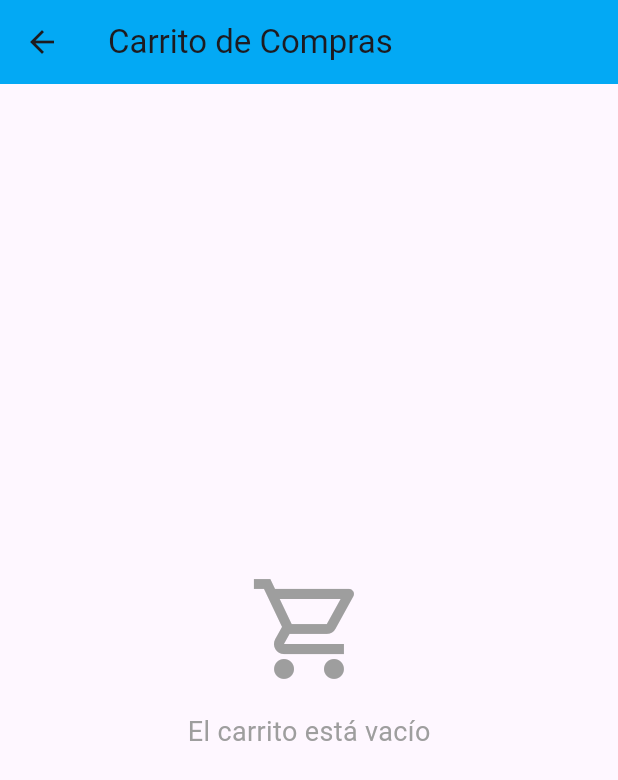
After one commit to JFabian2606/PocketPOS, a Flutter app: the CartScreen screen opened by its route, on a phone screen of 412 x 824 dp. The commit adds this screen. Shown: the top 780 px of the screen. Run offline on Flutter 3.47's test engine with Material 3 defaults, Android fonts, the phone set to English and light mode, and no system bars; our stand-ins replace sqflite; accounts and stored records are empty.

Commit message:
feat: Crear pantalla CartScreen (lista - total)

```diff
--- /dev/null
+++ b/lib/screens/cart_screen.dart
@@ -0,0 +1,132 @@
+import 'package:flutter/material.dart';
+import 'package:intl/intl.dart';
+import 'package:provider/provider.dart';
+import 'package:pocketpos/providers/cart_provider.dart';
+
+class CartScreen extends StatelessWidget {
+  const CartScreen({super.key});
+
+  @override
+  Widget build(BuildContext context) {
+    final cart = context.watch<CartProvider>();
+    final copFormat = NumberFormat.currency(
+      locale: 'es_CO',
+      symbol: '\$',
+      decimalDigits: 0,
+    );
+
+    return Scaffold(
+      appBar: AppBar(
+        title: const Text('Carrito de Compras'),
+        elevation: 0,
+        actions: [
+          if (!cart.isEmpty)
+            IconButton(
+              icon: const Icon(Icons.delete_sweep),
+              tooltip: 'Vaciar carrito',
+              onPressed: () => _confirmClear(context, cart),
+            ),
+        ],
+      ),
+      body: cart.isEmpty
+          ? const Center(
+              child: Column(
+                mainAxisAlignment: MainAxisAlignment.center,
+                children: [
+                  Icon(Icons.shopping_cart_outlined,
+                      size: 80, color: Colors.grey),
+                  SizedBox(height: 16),
+                  Text('El carrito está vacío',
+                      style: TextStyle(fontSize: 18, color: Colors.grey)),
+                ],
+              ),
+            )
+          : Column(
+              children: [
+                Expanded(
+                  child: ListView.builder(
+                    itemCount: cart.items.length,
+                    itemBuilder: (context, index) {
+                      final item = cart.items[index];
+                      return Card(
+                        margin: const EdgeInsets.symmetric(
+                            horizontal: 12, vertical: 6),
+                        child: ListTile(
+                          leading: const CircleAvatar(
+                            child: Icon(Icons.shopping_bag_outlined),
+                          ),
+                          title: Text(item.product.name,
+                              style:
+                                  const TextStyle(fontWeight: FontWeight.bold)),
+                          subtitle: Text(
+                              'Precio: ${copFormat.format(item.product.price)}'),
+                          trailing: Text(
+                            copFormat.format(item.subtotal),
+                            style: const TextStyle(
+                                fontWeight: FontWeight.bold,
+                                color: Colors.green,
+                                fontSize: 15),
+                          ),
+                        ),
+                      );
+                    },
+                  ),
+                ),
+                // ── Panel de total ───────────────────────────────
+                Container(
+                  padding: const EdgeInsets.all(16),
+                  decoration: BoxDecoration(
+                    color: Colors.white,
+                    boxShadow: [
+                      BoxShadow(
+                        color: Colors.black.withValues(alpha: 0.08),
+                        blurRadius: 8,
+                        offset: const Offset(0, -2),
+                      ),
+                    ],
+                  ),
+                  child: Row(
+                    mainAxisAlignment: MainAxisAlignment.spaceBetween,
+                    children: [
+                      const Text('Total:',
+                          style: TextStyle(
+                              fontSize: 20, fontWeight: FontWeight.bold)),
+                      Text(
+                        copFormat.format(cart.total),
+                        style: const TextStyle(
+                            fontSize: 22,
+                            fontWeight: FontWeight.bold,
+                            color: Colors.lightBlue),
+                      ),
+                    ],
+                  ),
+                ),
+              ],
+            ),
+    );
+  }
+
+  void _confirmClear(BuildContext context, CartProvider cart) {
+    showDialog(
+      context: context,
+      builder: (_) => AlertDialog(
+        title: const Text('Vaciar carrito'),
+        content:
+            const Text('¿Estás seguro de que deseas eliminar todos los ítems?'),
+        actions: [
+          TextButton(
+            onPressed: () => Navigator.pop(context),
+            child: const Text('Cancelar'),
+          ),
+          TextButton(
+            onPressed: () {
+              cart.clear();
+              Navigator.pop(context);
+            },
+            child: const Text('Vaciar', style: TextStyle(color: Colors.red)),
+          ),
+        ],
+      ),
+    );
+  }
+}
--- a/lib/screens/screens.dart
+++ b/lib/screens/screens.dart
@@ -1,3 +1,4 @@
 export 'package:pocketpos/screens/home_screen.dart';
 export 'package:pocketpos/screens/products_screen.dart';
 export 'package:pocketpos/screens/product_form_screen.dart';
+export 'package:pocketpos/screens/cart_screen.dart';
```
